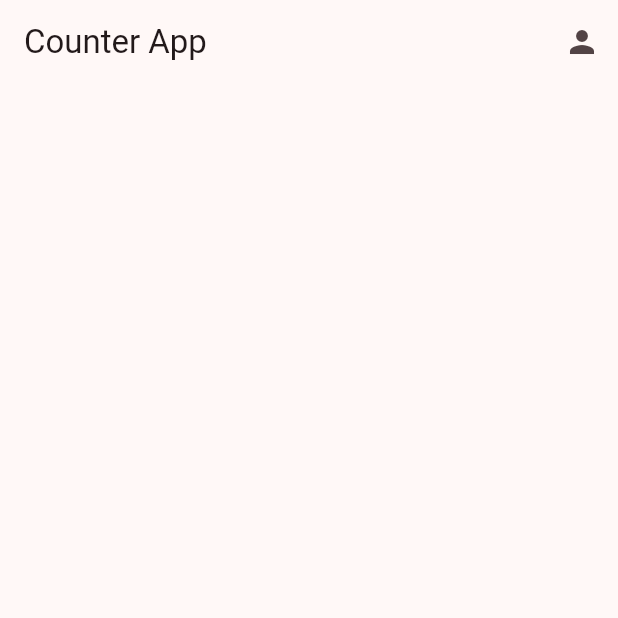
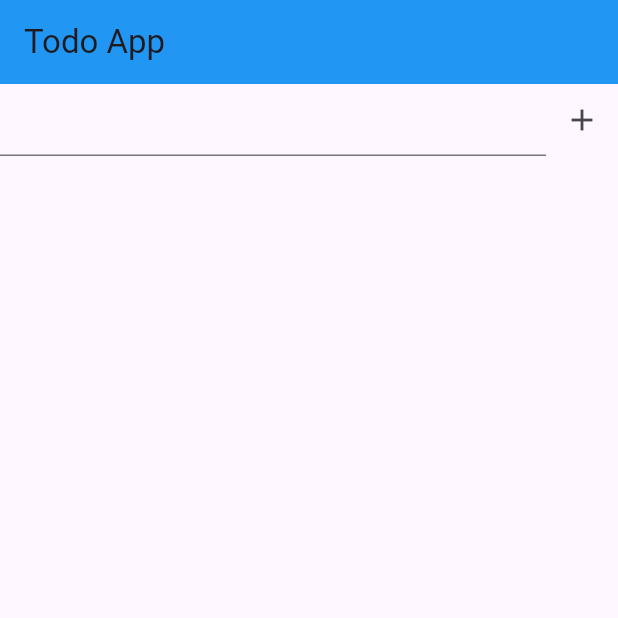
Before and after one commit to tisha-m/Flutter, a Flutter app: the screen it shows after launch, on a phone screen of 412 x 824 dp, the top half of it. Run offline on Flutter 3.47's test engine with Material 3 defaults, Android fonts, the phone set to English and light mode, and no system bars.

Commit message:
ToDo App

```diff
--- a/flutter_friday/lib/color_page.dart
+++ b/flutter_friday/lib/colorpage/color_page.dart
@@ -1,7 +1,7 @@
 import 'package:flutter/material.dart';
 
 class ColorPage extends StatefulWidget {
-  ColorPage({super.key});
+  const ColorPage({super.key});
 
   @override
   State<ColorPage> createState() => _ColorPageState();
--- a/flutter_friday/lib/main.dart
+++ b/flutter_friday/lib/main.dart
@@ -1,24 +1,35 @@
 import 'package:flutter/material.dart';
-import 'screens/counter_screen.dart';
+import 'screens/todo_screen.dart';
+//import 'screens/counter_screen.dart';
 //import 'color_page.dart';
 
 void main() {
-  runApp(const MainApp());
+  runApp(TodoWidget());
 }
 
-class MainApp extends StatelessWidget {
-  const MainApp({super.key});
+class TodoWidget extends StatelessWidget {
+  const TodoWidget({super.key});
 
   @override
   Widget build(BuildContext context) {
     return MaterialApp(
       debugShowCheckedModeBanner: false,
-      theme: ThemeData(
-      colorScheme: .fromSeed(seedColor: Colors.pink),
-      ),
-      home: CounterScreen()
+      home: TodoScreen(),
     );
   }
+}
+
+// counter page:
+  // @override
+  // Widget build(BuildContext context) {
+  //   return MaterialApp(
+  //     debugShowCheckedModeBanner: false,
+  //     theme: ThemeData(
+  //     colorScheme: .fromSeed(seedColor: Colors.pink),
+  //     ),
+  //     home: CounterScreen()
+  //   );
+  // }
 
 // color page:
   // @override
@@ -28,4 +39,4 @@
   //     home: ColorPage(),
   //   );
   // }
-}
+//}
--- /dev/null
+++ b/flutter_friday/lib/screens/todo_screen.dart
@@ -0,0 +1,91 @@
+import 'dart:developer';
+
+import 'package:flutter/material.dart';
+
+class TodoScreen extends StatefulWidget {
+  const TodoScreen({super.key});
+
+  @override
+  State<TodoScreen> createState() => _TodoScreenState();
+}
+
+class _TodoScreenState extends State<TodoScreen> {
+  TextEditingController txtTitle = TextEditingController();
+  List<String> tasks = [];
+  int selInd = -1;
+  bool isChecked = false;
+  @override
+  Widget build(BuildContext context) {
+    return Scaffold(
+      appBar: AppBar(
+        title: Text('Todo App'),
+        backgroundColor: Colors.blue,
+      ),
+      body: Column(
+        children: [
+          Row(
+            children: [
+              Expanded(child: TextField(controller: txtTitle,)),
+              IconButton(onPressed: () {
+                  if(txtTitle.text.isNotEmpty) {
+                    log(txtTitle.text);
+                    if(selInd == -1){
+                      tasks.add(txtTitle.text);
+                    }
+                    else{
+                      tasks[selInd] = txtTitle.text;
+                      selInd = -1;
+                    }
+                    txtTitle.text = "";
+                    setState(() {
+
+                    });
+                  }
+                }, icon: Icon(Icons.add),
+              ),
+            ],
+          ),
+          Expanded(
+            child: ListView.builder(
+              itemBuilder: (context, index) => ListTile(
+                leading: Checkbox(value: isChecked, onChanged: (v){
+                  isChecked = v!;
+                  setState(() {
+
+                  });
+                }),
+                title: Text(tasks[index]),
+                trailing: SizedBox(
+                  width: 100,
+                  child: Row(
+                    children: [
+                      IconButton(
+                        onPressed: () {
+                          txtTitle.text = tasks[index];
+                          selInd = index;
+                          setState(() {
+
+                          });
+                        },
+                        icon: Icon(Icons.edit)),
+                      IconButton(
+                        onPressed: () {
+                          tasks.removeAt(index);
+                          setState(() {
+
+                          });
+                        },
+                        icon: Icon(Icons.delete),
+                      ),
+                    ],
+                  ),
+                ),
+              ),
+              itemCount: tasks.length
+            ),
+          )
+        ],
+      ),
+    );
+  }
+}
```
